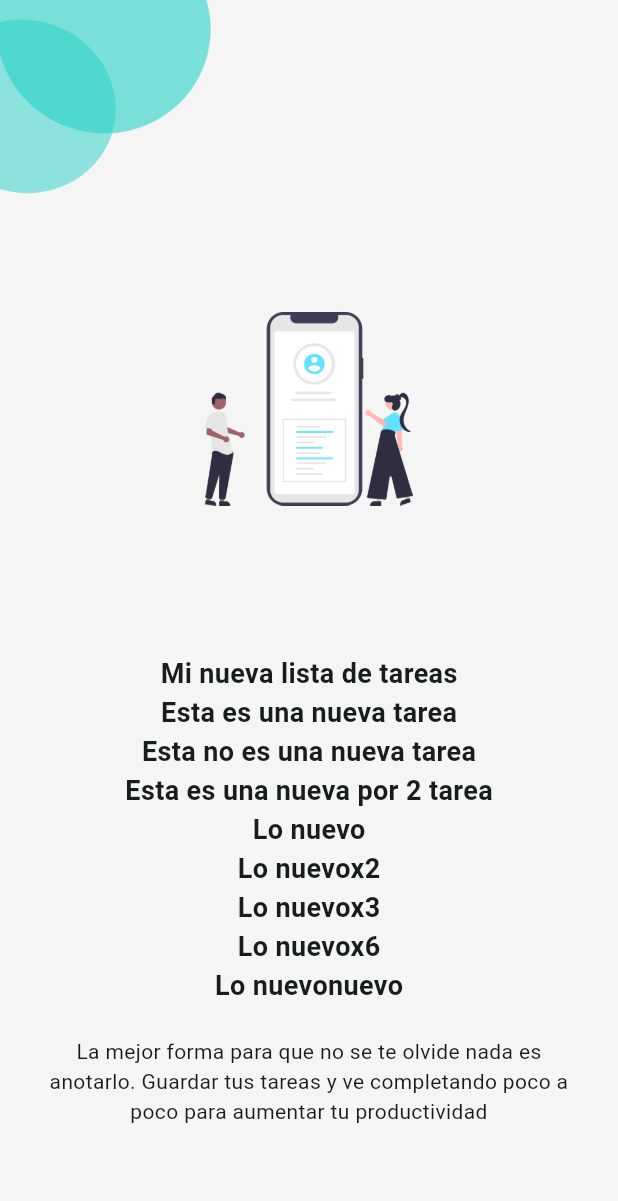
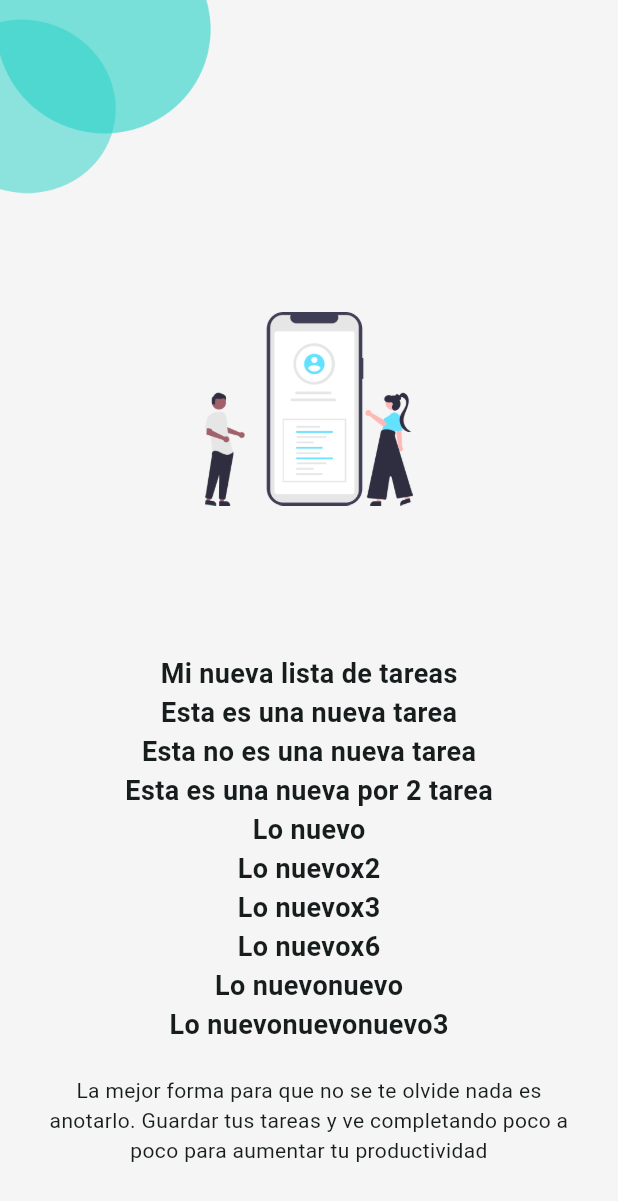
Before and after one commit to LuisFXZ/Lista_De_Tareas, a Flutter app: the screen it shows after launch, on a phone screen of 412 x 824 dp. Shown: the top 1201 px of the screen. Run offline on Flutter 3.47's test engine with Material 2 defaults, Android fonts, the phone set to English and light mode, and no system bars.

Commit message:
h1 nuevonuevo3

```diff
--- a/lib/app/view/splash/splash_page.dart
+++ b/lib/app/view/splash/splash_page.dart
@@ -30,6 +30,7 @@ class SplashPage extends StatelessWidget {
           const H1('Lo nuevox3'),
           const H1('Lo nuevox6'),
           const H1('Lo nuevonuevo'),
+          const H1('Lo nuevonuevonuevo3'),
           const SizedBox(height: 21),
           GestureDetector(
             onTap: () {
```
